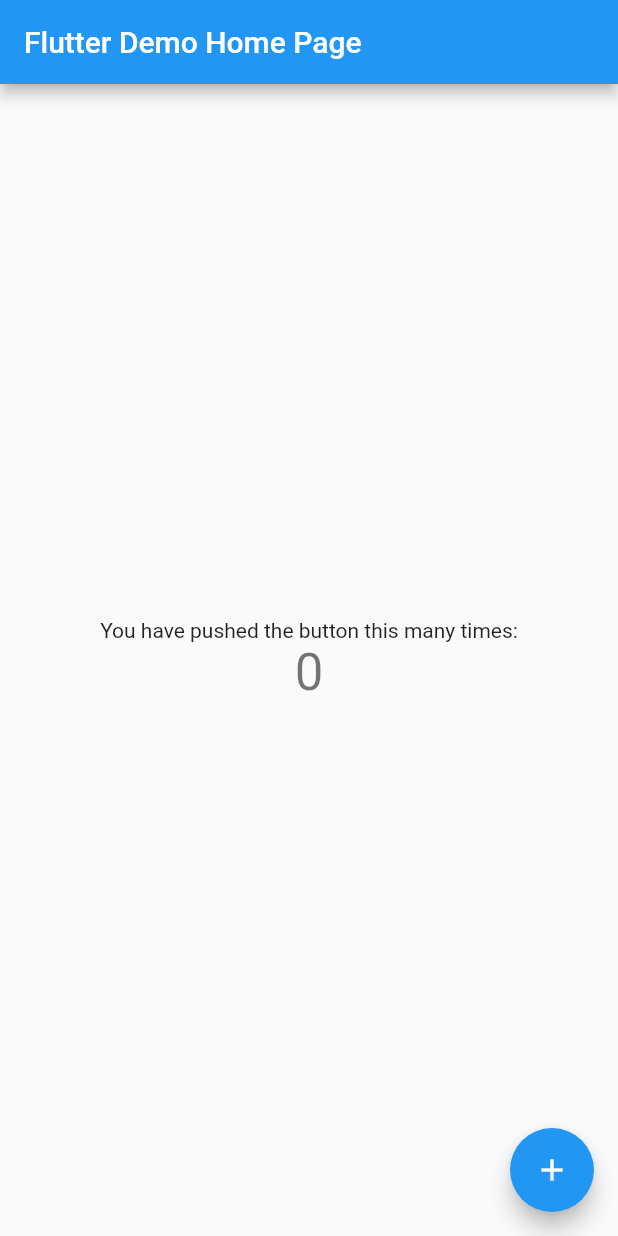
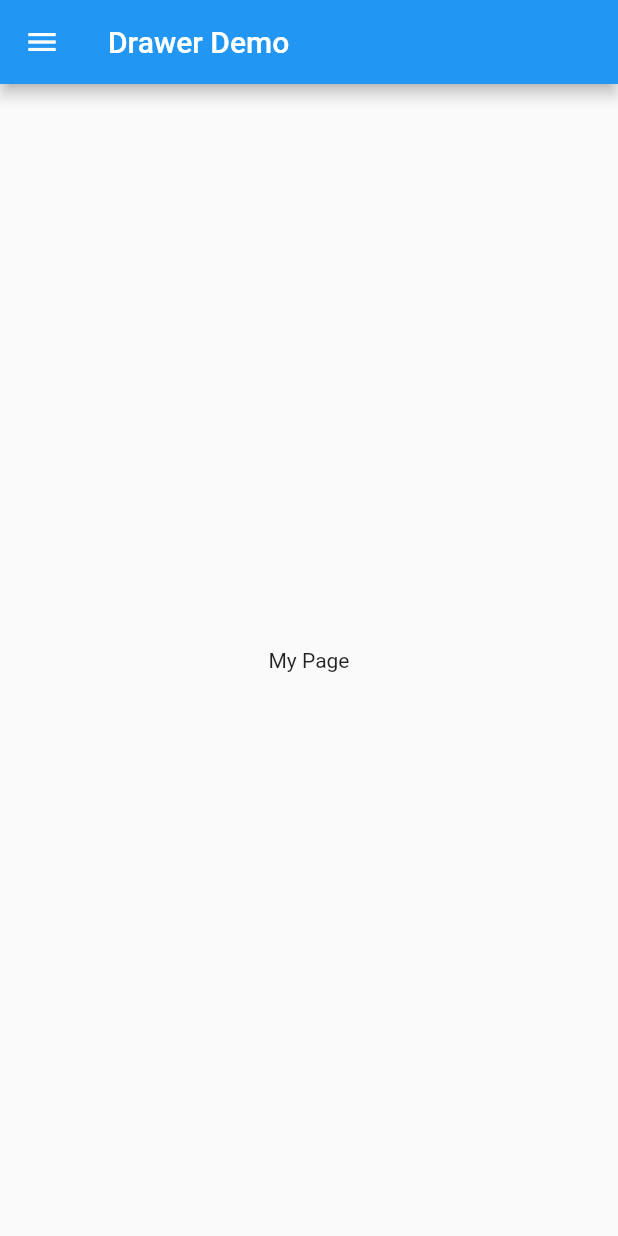
Before and after one commit to Delightfully-Nerdy/drawer-screen, a Flutter app: the screen it shows after launch, on a phone screen of 412 x 824 dp. Run offline on Flutter 3.47's test engine with Material 2 defaults, Android fonts, the phone set to English and light mode, and no system bars.

Commit message:
final commit

```diff
--- a/lib/main.dart
+++ b/lib/main.dart
@@ -5,109 +5,54 @@ void main() {
 }
 
 class MyApp extends StatelessWidget {
+  final appTitle = 'Drawer Demo';
+
   // This widget is the root of your application.
   @override
   Widget build(BuildContext context) {
     return MaterialApp(
-      title: 'Flutter Demo',
-      theme: ThemeData(
-        // This is the theme of your application.
-        //
-        // Try running your application with "flutter run". You'll see the
-        // application has a blue toolbar. Then, without quitting the app, try
-        // changing the primarySwatch below to Colors.green and then invoke
-        // "hot reload" (press "r" in the console where you ran "flutter run",
-        // or simply save your changes to "hot reload" in a Flutter IDE).
-        // Notice that the counter didn't reset back to zero; the application
-        // is not restarted.
-        primarySwatch: Colors.blue,
-      ),
-      home: MyHomePage(title: 'Flutter Demo Home Page'),
+      title: appTitle,
+      home: MyHomePage(title: appTitle),
     );
   }
 }
 
-class MyHomePage extends StatefulWidget {
-  MyHomePage({Key key, this.title}) : super(key: key);
-
-  // This widget is the home page of your application. It is stateful, meaning
-  // that it has a State object (defined below) that contains fields that affect
-  // how it looks.
-
-  // This class is the configuration for the state. It holds the values (in this
-  // case the title) provided by the parent (in this case the App widget) and
-  // used by the build method of the State. Fields in a Widget subclass are
-  // always marked "final".
-
+class MyHomePage extends StatelessWidget {
   final String title;
 
-  @override
-  _MyHomePageState createState() => _MyHomePageState();
-}
-
-class _MyHomePageState extends State<MyHomePage> {
-  int _counter = 0;
-
-  void _incrementCounter() {
-    setState(() {
-      // This call to setState tells the Flutter framework that something has
-      // changed in this State, which causes it to rerun the build method below
-      // so that the display can reflect the updated values. If we changed
-      // _counter without calling setState(), then the build method would not be
-      // called again, and so nothing would appear to happen.
-      _counter++;
-    });
-  }
+  MyHomePage({Key key, this.title}) : super(key: key);
 
   @override
   Widget build(BuildContext context) {
-    // This method is rerun every time setState is called, for instance as done
-    // by the _incrementCounter method above.
-    //
-    // The Flutter framework has been optimized to make rerunning build methods
-    // fast, so that you can just rebuild anything that needs updating rather
-    // than having to individually change instances of widgets.
     return Scaffold(
-      appBar: AppBar(
-        // Here we take the value from the MyHomePage object that was created by
-        // the App.build method, and use it to set our appbar title.
-        title: Text(widget.title),
-      ),
-      body: Center(
-        // Center is a layout widget. It takes a single child and positions it
-        // in the middle of the parent.
-        child: Column(
-          // Column is also a layout widget. It takes a list of children and
-          // arranges them vertically. By default, it sizes itself to fit its
-          // children horizontally, and tries to be as tall as its parent.
-          //
-          // Invoke "debug painting" (press "p" in the console, choose the
-          // "Toggle Debug Paint" action from the Flutter Inspector in Android
-          // Studio, or the "Toggle Debug Paint" command in Visual Studio Code)
-          // to see the wireframe for each widget.
-          //
-          // Column has various properties to control how it sizes itself and
-          // how it positions its children. Here we use mainAxisAlignment to
-          // center the children vertically; the main axis here is the vertical
-          // axis because Columns are vertical (the cross axis would be
-          // horizontal).
-          mainAxisAlignment: MainAxisAlignment.center,
-          children: <Widget>[
-            Text(
-              'You have pushed the button this many times:',
-            ),
-            Text(
-              '$_counter',
-              style: Theme.of(context).textTheme.headline4,
-            ),
-          ],
+        appBar: AppBar(title: Text(title)),
+        body: Center(
+          child: Text('My Page'),
         ),
-      ),
-      floatingActionButton: FloatingActionButton(
-        onPressed: _incrementCounter,
-        tooltip: 'Increment',
-        child: Icon(Icons.add),
-      ), // This trailing comma makes auto-formatting nicer for build methods.
-    );
+        drawer: Drawer(
+          child: ListView(
+            padding: EdgeInsets.zero,
+            children: [
+              DrawerHeader(
+                child: Text('Drawer Header'),
+                decoration: BoxDecoration(
+                  color: Colors.blue,
+                ),
+              ),
+              ListTile(
+                title: Text('Item 1'),
+                onTap: () {
+                  Navigator.pop(context);
+                },
+              ),
+              ListTile(
+                title: Text('Item 2'),
+                onTap: () {
+                  Navigator.pop(context);
+                },
+              ),
+            ],
+          ),
+        ));
   }
 }
```
